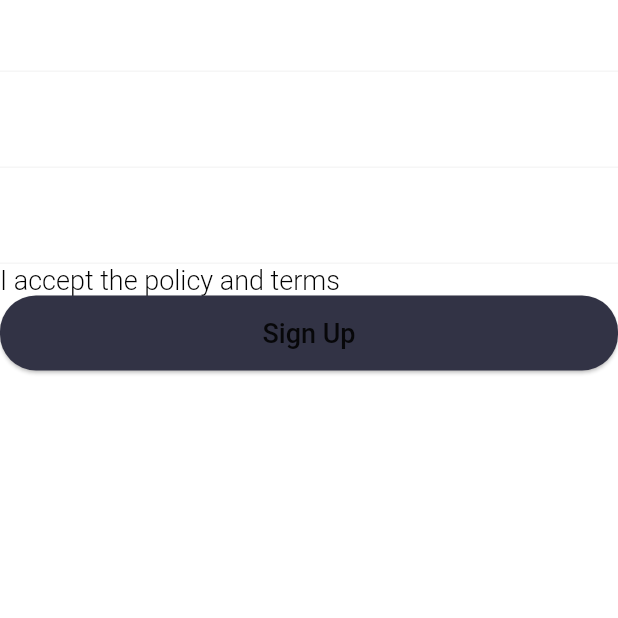
After one commit to david-legend/login_catalog, a Flutter app: the SignUpScreen6 screen opened directly, on a phone screen of 412 x 824 dp, the top half of it. The commit adds this screen. Run offline on Flutter 3.47's test engine with Material 2 defaults, Android fonts, the phone set to English and light mode, and no system bars; our stand-ins replace auto_route, flutter_feather_icons, google_fonts, rxdart.

Commit message:
added skeleton for login design 6

```diff
--- /dev/null
+++ b/lib/screens/login_design_6/signup_screen_6.dart
@@ -0,0 +1,59 @@
+import 'package:flutter/material.dart';
+import 'package:logincatalog/values/values.dart';
+import 'package:logincatalog/widgets/custom_button.dart';
+import 'package:logincatalog/widgets/custom_text_form_field.dart';
+import 'package:logincatalog/widgets/spaces.dart';
+
+class SignUpScreen6 extends StatelessWidget {
+  @override
+  Widget build(BuildContext context) {
+    return Scaffold(
+      body: SafeArea(
+        child: Container(
+          child: ListView(
+            shrinkWrap: true,
+            children: <Widget>[
+              _buildForm(),
+            ],
+          ),
+        ),
+      ),
+    );
+  }
+
+  Widget _buildForm() {
+    return Column(
+      children: <Widget>[
+        CustomTextFormField(
+          textInputType: TextInputType.text,
+          hintTextStyle: Styles.customTextStyle(color: AppColors.white),
+          textStyle: Styles.customTextStyle(color: AppColors.white),
+          hintText: StringConst.USER_NAME,
+        ),
+        SpaceH16(),
+        CustomTextFormField(
+          textInputType: TextInputType.text,
+          hintTextStyle: Styles.customTextStyle(color: AppColors.white),
+          textStyle: Styles.customTextStyle(color: AppColors.white),
+          hintText: StringConst.PASSWORD,
+          obscured: true,
+        ),
+        SpaceH16(),
+        CustomTextFormField(
+          textInputType: TextInputType.text,
+          hintTextStyle: Styles.customTextStyle(color: AppColors.white),
+          textStyle: Styles.customTextStyle(color: AppColors.white),
+          hintText: StringConst.CONFIRM_PASSWORD,
+          obscured: true,
+        ),
+        Row(
+          children: <Widget>[Text(StringConst.ACCEPT_TERMS)],
+        ),
+        CustomButton(
+          title: StringConst.SIGN_UP_2,
+          onPressed: () {},
+        )
+      ],
+    );
+  }
+}
--- a/lib/values/strings.dart
+++ b/lib/values/strings.dart
@@ -5,6 +5,8 @@ class StringConst {
   static const String APP_NAME = "Login Catalog";
 
   static const String WELCOME = "Welcome";
+  static const String HELLO = "HELLO";
+  static const String GET_STARTED = "Let's Get Started!";
   static const String REGISTER = "Register";
   static const String BACK = "Back!";
   static const String SIGN_IN_MSG = "Hey! Good to see you again.";
@@ -13,6 +15,7 @@ class StringConst {
   static const String LOG_IN = "Log in";
   static const String LOG_IN_2 = "Login";
   static const String LOG_IN_3 = "LOGIN";
+  static const String LOG_IN_4 = "Log In";
   static const String SIGN_IN = "Sign in";
   static const String SIGN_UP = "Sign up";
   static const String SIGN_UP_2 = "Sign Up";
@@ -25,12 +28,14 @@ class StringConst {
   static const String NAME = "Name";
   static const String EMAIL_ADDRESS = "Email Address";
   static const String PASSWORD = "Password";
+  static const String CONFIRM_PASSWORD = "Confirm Password";
 
   //Buttons
   static const String SIGN_ME_IN = "Sign me in";
   static const String SIGN_ME_UP = "Sign me up";
   static const String REGISTER_WITH_GOOGLE = "Register with Google";
   static const String SIGN_IN_WITH_GOOGLE = "Sign in with Google";
+  static const String SIGN_UP_WITH_GOOGLE = "Sign up with Google";
   static const String CONTINUE_WITH_FACEBOOK = "Continue with Facebook";
   static const String LOGIN_WITH_FACEBOOK = "Login With Facebook";
   static const String USE_EMAIL = "I'll use email or phone";
@@ -38,6 +43,7 @@ class StringConst {
   static const String ALREADY_HAVE_AN_ACCOUNT = "Already have an account ?";
   static const String FORGOT_PASSWORD = "Forgot Password?";
   static const String ACCEPT_TERMS = "I accept the policy and terms";
+  static const String ACCEPT_CONDITIONS = "I agree with the Terms and Conditions";
   static const String REMEMBER_ME = "Remember me";
   static const String ALREADY_REGISTERED = "Already Registered?";
   static const String DONT_HAVE_AN_ACCOUNT = "Don't have an account ?";
```
Also changed, not shown: lib/screens/login_design_6/intro_screen.dart (added, +36 -0 lines), lib/screens/login_design_6/login_screen_6.dart (added, +49 -0 lines).
